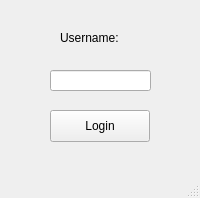
First picture: the form in ui/loginwindow.ui, repository alfaloo/CryptograFace, before the edit.
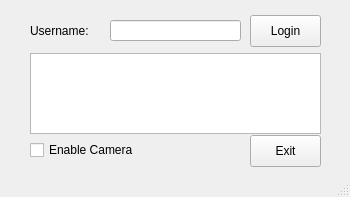
Second picture: the form after the edit.

```diff
--- a/ui/loginwindow.ui
+++ b/ui/loginwindow.ui
@@ -6,31 +6,21 @@
             <rect>
                 <x>0</x>
                 <y>0</y>
-                <width>200</width>
-                <height>198</height>
+                <width>350</width>
+                <height>197</height>
             </rect>
         </property>
         <property name="windowTitle">
             <string>Login</string>
         </property>
         <widget class="QWidget" name="centralwidget">
-            <widget class="QLineEdit" name="txtUsername">
-                <property name="geometry">
-                    <rect>
-                        <x>50</x>
-                        <y>70</y>
-                        <width>101</width>
-                        <height>21</height>
-                    </rect>
-                </property>
-            </widget>
             <widget class="QLabel" name="label">
                 <property name="geometry">
                     <rect>
-                        <x>60</x>
-                        <y>30</y>
-                        <width>71</width>
-                        <height>16</height>
+                        <x>30</x>
+                        <y>20</y>
+                        <width>81</width>
+                        <height>21</height>
                     </rect>
                 </property>
                 <property name="text">
@@ -40,9 +30,9 @@
             <widget class="QPushButton" name="btnLogin">
                 <property name="geometry">
                     <rect>
-                        <x>50</x>
-                        <y>110</y>
-                        <width>100</width>
+                        <x>250</x>
+                        <y>15</y>
+                        <width>71</width>
                         <height>32</height>
                     </rect>
                 </property>
@@ -50,6 +40,55 @@
                     <string>Login</string>
                 </property>
             </widget>
+            <widget class="QLineEdit" name="txtUsername">
+                <property name="geometry">
+                    <rect>
+                        <x>110</x>
+                        <y>20</y>
+                        <width>131</width>
+                        <height>21</height>
+                    </rect>
+                </property>
+            </widget>
+            <widget class="QTextEdit" name="txtInfo">
+                <property name="geometry">
+                    <rect>
+                        <x>30</x>
+                        <y>53</y>
+                        <width>291</width>
+                        <height>81</height>
+                    </rect>
+                </property>
+                <property name="readOnly">
+                    <bool>true</bool>
+                </property>
+            </widget>
+            <widget class="QCheckBox" name="chbCamera">
+                <property name="geometry">
+                    <rect>
+                        <x>30</x>
+                        <y>140</y>
+                        <width>121</width>
+                        <height>20</height>
+                    </rect>
+                </property>
+                <property name="text">
+                    <string>Enable Camera</string>
+                </property>
+            </widget>
+            <widget class="QPushButton" name="btnExit">
+                <property name="geometry">
+                    <rect>
+                        <x>250</x>
+                        <y>135</y>
+                        <width>71</width>
+                        <height>32</height>
+                    </rect>
+                </property>
+                <property name="text">
+                    <string>Exit</string>
+                </property>
+            </widget>
         </widget>
         <widget class="QStatusBar" name="statusbar"/>
     </widget>
```
Left out of the diff: 2 changed lines with no effect on the pictures.
